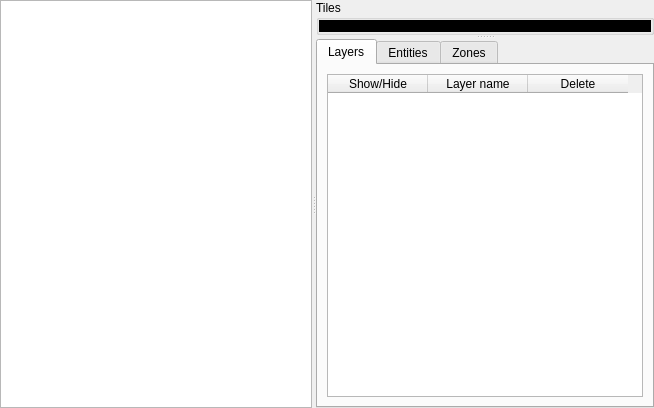
The window that src/editors/mapeditor.ui (Eggbertx/QtSphere-IDE) describes before a commit, drawn with Qt 5.
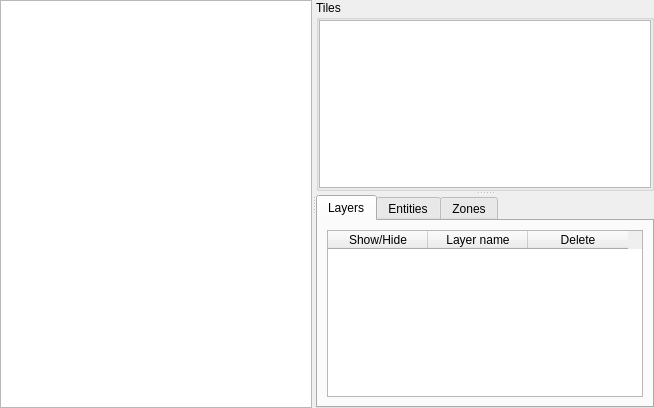
The same window after the commit.

Commit message: Add external tileset loading, single-layer map drawing

What changed in the file:
```diff
--- a/src/editors/mapeditor.ui
+++ b/src/editors/mapeditor.ui
@@ -39,7 +39,7 @@
       <property name="childrenCollapsible">
        <bool>false</bool>
       </property>
-      <widget class="QGroupBox" name="tilesetView">
+      <widget class="QGroupBox" name="tilesetBox">
        <property name="title">
         <string>Tiles</string>
        </property>
@@ -57,11 +57,7 @@
          <number>0</number>
         </property>
         <item>
-         <widget class="QWidget" name="widget" native="true">
-          <property name="styleSheet">
-           <string notr="true">background-color:black;</string>
-          </property>
-         </widget>
+         <widget class="QGraphicsView" name="tilesetView"/>
         </item>
        </layout>
       </widget>
```
The commit also changes 9 other files.
